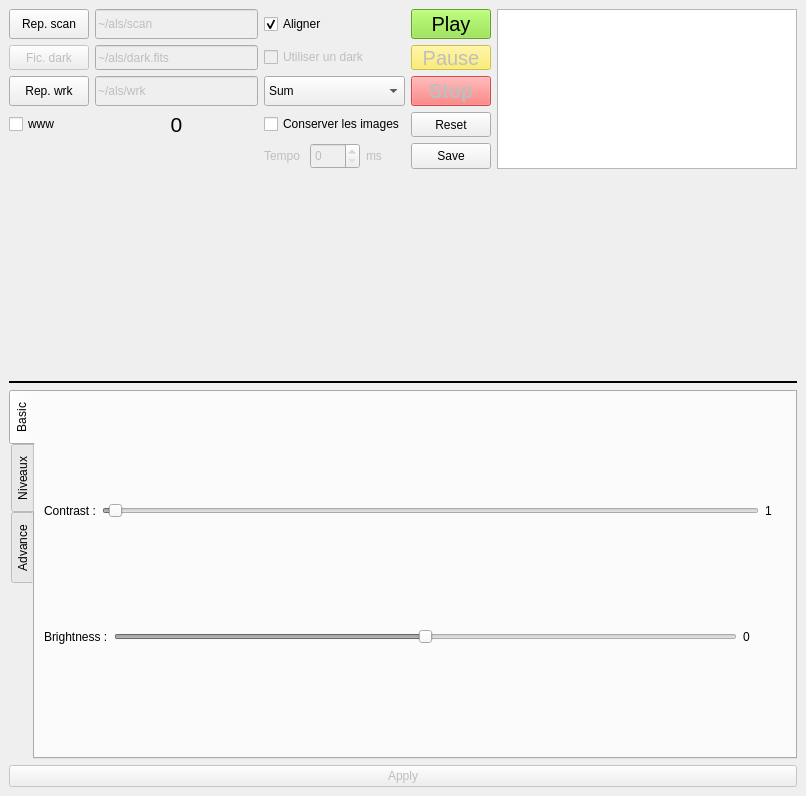
The window that alsui.ui (gehelem/als) describes before a commit, drawn with Qt 5.
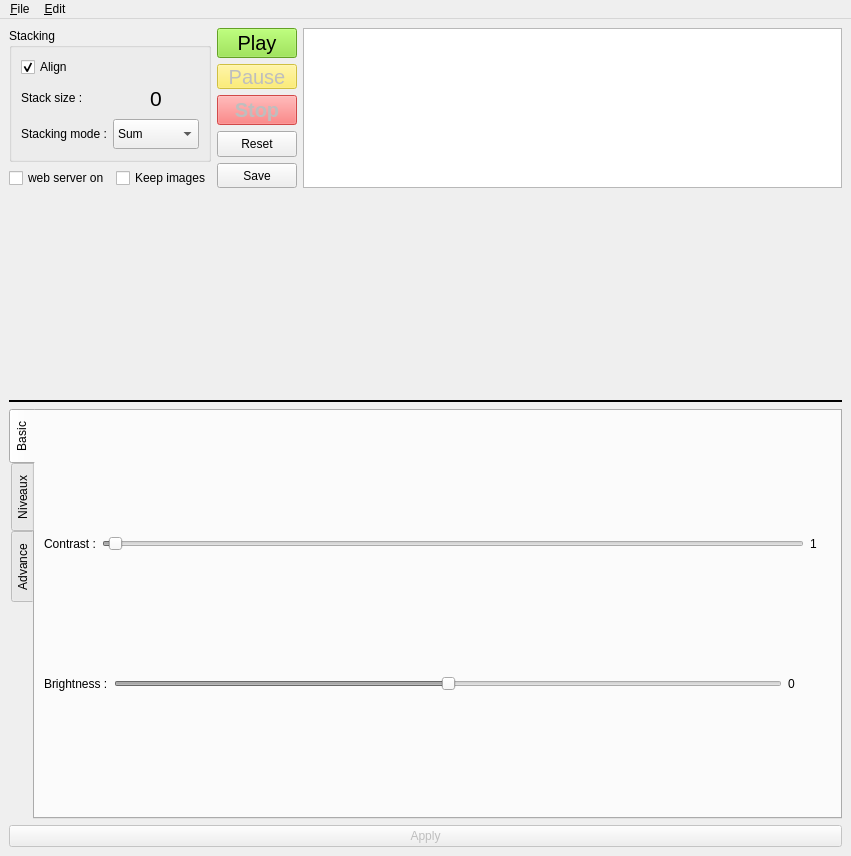
The same window after the commit. Icons and pictures are not drawn.

Commit message:
Add settings dialog accessible from menu bar or shortcut
Fixes Issue #32

What changed in the file:
```diff
--- a/alsui.ui
+++ b/alsui.ui
@@ -6,8 +6,8 @@
    <rect>
     <x>0</x>
     <y>0</y>
-    <width>806</width>
-    <height>796</height>
+    <width>851</width>
+    <height>856</height>
    </rect>
   </property>
   <property name="minimumSize">
@@ -20,41 +20,18 @@
    <string>Astro Live Stacker</string>
   </property>
   <widget class="QWidget" name="centralwidget">
-   <layout class="QVBoxLayout" name="verticalLayout">
+   <layout class="QVBoxLayout" name="verticalLayout_13">
     <item>
-     <layout class="QHBoxLayout" name="horizontalLayout">
+     <layout class="QHBoxLayout" name="horizontalLayout_14">
       <item>
-       <layout class="QGridLayout" name="gridLayout">
-        <property name="sizeConstraint">
-         <enum>QLayout::SetMinimumSize</enum>
-        </property>
-        <item row="4" column="2">
-         <widget class="QCheckBox" name="cbKeep">
-          <property name="maximumSize">
-           <size>
-            <width>16777215</width>
-            <height>20</height>
-           </size>
-          </property>
-          <property name="text">
-           <string>Conserver les images</string>
-          </property>
-         </widget>
-        </item>
-        <item row="3" column="0">
-         <widget class="QPushButton" name="bBrowseWork">
-          <property name="maximumSize">
-           <size>
-            <width>80</width>
-            <height>40</height>
-           </size>
-          </property>
-          <property name="text">
-           <string>Rep. wrk</string>
-          </property>
-         </widget>
-        </item>
-        <item row="0" column="2">
+       <layout class="QVBoxLayout" name="verticalLayout_12">
+        <item>
+         <widget class="QGroupBox" name="groupBox">
+          <property name="title">
+           <string>Stacking</string>
+          </property>
+          <layout class="QVBoxLayout" name="verticalLayout_11">
+           <item>
          <widget class="QCheckBox" name="cbAlign">
           <property name="maximumSize">
            <size>
@@ -62,132 +39,27 @@
             <height>20</height>
            </size>
           </property>
+             <property name="layoutDirection">
+              <enum>Qt::LeftToRight</enum>
+             </property>
           <property name="text">
-           <string>Aligner</string>
+              <string>Align</string>
           </property>
           <property name="checked">
            <bool>true</bool>
           </property>
          </widget>
         </item>
-        <item row="3" column="2">
-         <widget class="QComboBox" name="cmMode">
-          <property name="maximumSize">
-           <size>
-            <width>16777215</width>
-            <height>30</height>
-           </size>
-          </property>
           <item>
-           <property name="text">
-            <string>Sum</string>
-           </property>
-          </item>
-          <item>
-           <property name="text">
-            <string>Mean</string>
-           </property>
-          </item>
-         </widget>
-        </item>
-        <item row="1" column="0">
-         <widget class="QPushButton" name="bBrowseDark">
-          <property name="enabled">
-           <bool>false</bool>
-          </property>
-          <property name="maximumSize">
-           <size>
-            <width>80</width>
-            <height>40</height>
-           </size>
-          </property>
-          <property name="text">
-           <string>Fic. dark</string>
-          </property>
-         </widget>
-        </item>
-        <item row="5" column="2">
-         <layout class="QHBoxLayout" name="horizontalLayout_11">
-          <item>
-           <widget class="QLabel" name="label_10">
-            <property name="enabled">
-             <bool>false</bool>
-            </property>
-            <property name="text">
-             <string>Tempo</string>
-            </property>
-           </widget>
-          </item>
-          <item>
-           <widget class="QSpinBox" name="tempo_value">
-            <property name="enabled">
-             <bool>false</bool>
-            </property>
-            <property name="minimumSize">
-             <size>
-              <width>50</width>
-              <height>0</height>
-             </size>
-            </property>
-            <property name="maximumSize">
-             <size>
-              <width>16777215</width>
-              <height>30</height>
-             </size>
-            </property>
-            <property name="maximum">
-             <number>60</number>
-            </property>
-            <property name="value">
-             <number>0</number>
-            </property>
-           </widget>
-          </item>
+            <layout class="QHBoxLayout" name="horizontalLayout_2">
           <item>
            <widget class="QLabel" name="label_4">
-            <property name="enabled">
-             <bool>false</bool>
-            </property>
             <property name="text">
-             <string>ms</string>
+                <string>Stack size :</string>
             </property>
            </widget>
           </item>
-         </layout>
-        </item>
-        <item row="0" column="1">
-         <widget class="QLineEdit" name="tFolder">
-          <property name="enabled">
-           <bool>false</bool>
-          </property>
-          <property name="maximumSize">
-           <size>
-            <width>16777215</width>
-            <height>30</height>
-           </size>
-          </property>
-          <property name="text">
-           <string>~/als/scan</string>
-          </property>
-         </widget>
-        </item>
-        <item row="1" column="1">
-         <widget class="QLineEdit" name="tDark">
-          <property name="enabled">
-           <bool>false</bool>
-          </property>
-          <property name="maximumSize">
-           <size>
-            <width>16777215</width>
-            <height>30</height>
-           </size>
-          </property>
-          <property name="text">
-           <string>~/als/dark.fits</string>
-          </property>
-         </widget>
-        </item>
-        <item row="4" column="1">
+             <item>
          <widget class="QLabel" name="cnt">
           <property name="maximumSize">
            <size>
@@ -208,32 +80,45 @@
           </property>
          </widget>
         </item>
-        <item row="0" column="0">
-         <widget class="QPushButton" name="bBrowseFolder">
-          <property name="sizePolicy">
-           <sizepolicy hsizetype="Minimum" vsizetype="Fixed">
-            <horstretch>0</horstretch>
-            <verstretch>0</verstretch>
-           </sizepolicy>
-          </property>
-          <property name="minimumSize">
-           <size>
-            <width>20</width>
-            <height>0</height>
-           </size>
-          </property>
+            </layout>
+           </item>
+           <item>
+            <layout class="QHBoxLayout" name="horizontalLayout_11">
+             <item>
+              <widget class="QLabel" name="label_10">
+               <property name="text">
+                <string>Stacking mode :</string>
+               </property>
+              </widget>
+             </item>
+             <item>
+              <widget class="QComboBox" name="cmMode">
           <property name="maximumSize">
            <size>
-            <width>80</width>
-            <height>40</height>
-           </size>
-          </property>
+                 <width>16777215</width>
+                 <height>30</height>
+                </size>
+               </property>
+               <item>
           <property name="text">
-           <string>Rep. scan</string>
-          </property>
-         </widget>
-        </item>
-        <item row="4" column="0">
+                 <string>Sum</string>
+                </property>
+               </item>
+               <item>
+                <property name="text">
+                 <string>Mean</string>
+                </property>
+               </item>
+              </widget>
+             </item>
+            </layout>
+           </item>
+          </layout>
+         </widget>
+        </item>
+        <item>
+         <layout class="QHBoxLayout" name="horizontalLayout_12">
+          <item>
          <widget class="QCheckBox" name="cbWww">
           <property name="enabled">
            <bool>true</bool>
@@ -245,43 +130,32 @@
            </size>
           </property>
           <property name="text">
-           <string>www</string>
+             <string>web server on</string>
           </property>
          </widget>
         </item>
-        <item row="3" column="1">
-         <widget class="QLineEdit" name="tWork">
-          <property name="enabled">
-           <bool>false</bool>
-          </property>
+          <item>
+           <widget class="QCheckBox" name="cbKeep">
           <property name="maximumSize">
            <size>
             <width>16777215</width>
-            <height>30</height>
-           </size>
-          </property>
-          <property name="text">
-           <string>~/als/wrk</string>
-          </property>
-         </widget>
-        </item>
-        <item row="1" column="2">
-         <widget class="QCheckBox" name="cbDark">
-          <property name="enabled">
-           <bool>false</bool>
-          </property>
-          <property name="maximumSize">
-           <size>
-            <width>150</width>
             <height>20</height>
            </size>
           </property>
           <property name="text">
-           <string>Utiliser un dark</string>
+             <string>Keep images</string>
           </property>
          </widget>
         </item>
-        <item row="0" column="3">
+         </layout>
+        </item>
+       </layout>
+      </item>
+      <item>
+       <layout class="QHBoxLayout" name="horizontalLayout">
+        <item>
+         <layout class="QVBoxLayout" name="verticalLayout">
+          <item>
          <widget class="QPushButton" name="pbPlay">
           <property name="maximumSize">
            <size>
@@ -302,33 +176,31 @@
           </property>
          </widget>
         </item>
-        <item row="5" column="3">
-         <widget class="QPushButton" name="pbSave">
+          <item>
+           <widget class="QPushButton" name="pbPause">
+            <property name="enabled">
+             <bool>false</bool>
+            </property>
           <property name="maximumSize">
            <size>
             <width>16777215</width>
-            <height>30</height>
-           </size>
-          </property>
-          <property name="text">
-           <string>Save</string>
-          </property>
-         </widget>
-        </item>
-        <item row="4" column="3">
-         <widget class="QPushButton" name="pbReset">
-          <property name="maximumSize">
-           <size>
-            <width>16777215</width>
-            <height>30</height>
-           </size>
+              <height>25</height>
+             </size>
+            </property>
+            <property name="font">
+             <font>
+              <pointsize>15</pointsize>
+             </font>
+            </property>
+            <property name="styleSheet">
+             <string notr="true">background-color: rgb(252, 233, 79)</string>
           </property>
           <property name="text">
-           <string>Reset</string>
+             <string>Pause</string>
           </property>
          </widget>
         </item>
-        <item row="3" column="3">
+          <item>
          <widget class="QPushButton" name="pbStop">
           <property name="enabled">
            <bool>false</bool>
@@ -358,27 +230,29 @@
           </property>
          </widget>
         </item>
-        <item row="1" column="3">
-         <widget class="QPushButton" name="pbPause">
-          <property name="enabled">
-           <bool>false</bool>
-          </property>
+          <item>
+           <widget class="QPushButton" name="pbReset">
           <property name="maximumSize">
            <size>
             <width>16777215</width>
-            <height>25</height>
-           </size>
-          </property>
-          <property name="font">
-           <font>
-            <pointsize>15</pointsize>
-           </font>
-          </property>
-          <property name="styleSheet">
-           <string notr="true">background-color: rgb(252, 233, 79)</string>
+              <height>30</height>
+             </size>
+            </property>
+            <property name="text">
+             <string>Reset</string>
+            </property>
+           </widget>
+          </item>
+          <item>
+           <widget class="QPushButton" name="pbSave">
+            <property name="maximumSize">
+             <size>
+              <width>16777215</width>
+              <height>30</height>
+             </size>
           </property>
           <property name="text">
-           <string>Pause</string>
+             <string>Save</string>
           </property>
          </widget>
         </item>
@@ -394,7 +268,7 @@
         </property>
         <property name="maximumSize">
          <size>
-          <width>300</width>
+            <width>65535</width>
           <height>160</height>
          </size>
         </property>
@@ -402,6 +276,8 @@
       </item>
      </layout>
     </item>
+     </layout>
+    </item>
     <item>
      <widget class="QLabel" name="image_stack">
       <property name="minimumSize">
@@ -1323,6 +1199,30 @@
     </item>
    </layout>
   </widget>
+  <widget class="QMenuBar" name="menuBar">
+   <property name="geometry">
+    <rect>
+     <x>0</x>
+     <y>0</y>
+     <width>851</width>
+     <height>25</height>
+    </rect>
+   </property>
+   <widget class="QMenu" name="menu_File">
+    <property name="title">
+     <string>&amp;File</string>
+    </property>
+    <addaction name="action_quit"/>
+   </widget>
+   <widget class="QMenu" name="menu_Edit">
+    <property name="title">
+     <string>&amp;Edit</string>
+    </property>
+    <addaction name="action_prefs"/>
+   </widget>
+   <addaction name="menu_File"/>
+   <addaction name="menu_Edit"/>
+  </widget>
   <action name="actionQuit">
    <property name="text">
     <string>&amp;Quit</string>
```
Left out of the diff: 130 changed lines with no effect on the pictures. Lines whose indentation alone changed are shown as unchanged. The commit also changes 7 other files.
